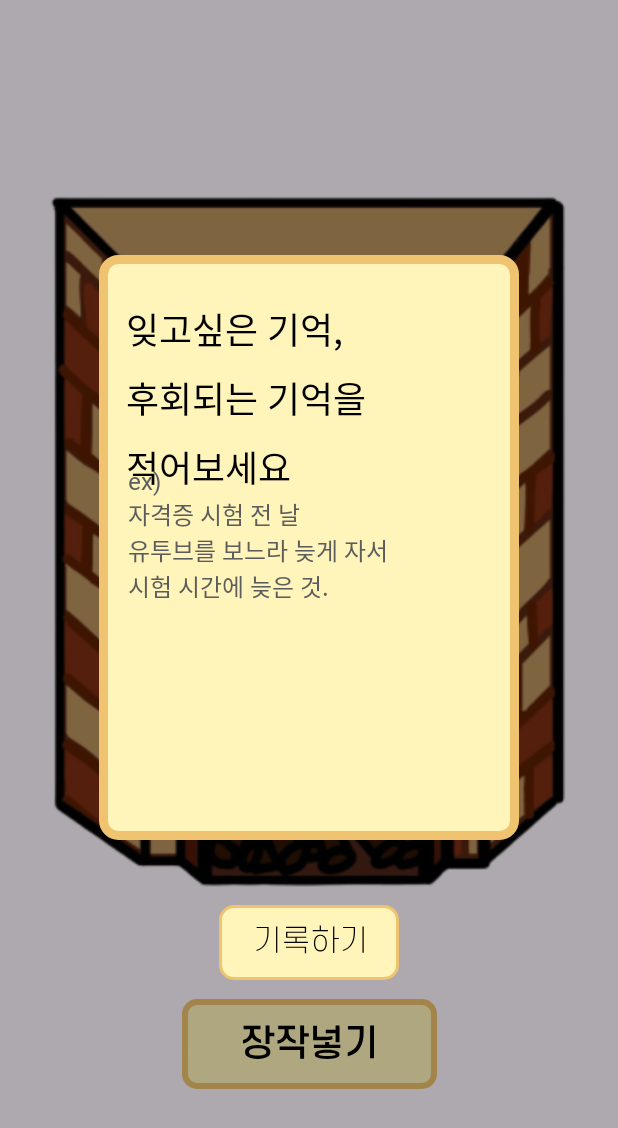
After one commit to donggukthonN/donggukthon_2023_5_F, an Android app: the fragment FireplaceRecordDialogHintFragment placed in its activity, on a phone screen of 412 x 824 dp. The commit adds this screen. Shown: the top 1128 px of the screen. Run offline under Robolectric (Android 15) with nearby library versions, the phone set to English and light mode, and no system bars; our stand-ins replace data binding.

Commit message:
[feat] #7 장작 넣기 클릭 시 hint 기록 modal 띄우기

```diff
--- a/app/src/main/java/com/donggukthon/team5/presentation/fireplace/FireplaceRecordActivity.kt
+++ b/app/src/main/java/com/donggukthon/team5/presentation/fireplace/FireplaceRecordActivity.kt
@@ -4,16 +4,32 @@ import android.os.Bundle
 import androidx.activity.viewModels
 import com.donggukthon.team5.R
 import com.donggukthon.team5.databinding.ActivityFireplaceRecordBinding
+import com.donggukthon.team5.presentation.fireplace.record.FireplaceRecordDialogHintFragment
 import com.donggukthon.team5.presentation.tree.TreeViewModel
+import com.donggukthon.team5.presentation.tree.record.TreeRecordDialogHintFragment
 import com.donggukthon.team5.util.binding.BindingActivity
 
 class FireplaceRecordActivity: BindingActivity<ActivityFireplaceRecordBinding>(R.layout.activity_fireplace_record) {
 
     private val viewModel by viewModels<FireplaceRecordViewModel>()
+    private var recordDialog: FireplaceRecordDialogHintFragment = FireplaceRecordDialogHintFragment()
 
     override fun onCreate(savedInstanceState: Bundle?) {
         super.onCreate(savedInstanceState)
 
         binding.viewModel = viewModel
+        initSetRecordDialog()
+    }
+
+    private fun initSetRecordDialog() {
+        binding.btnFireplaceRecord.setOnClickListener {
+            recordDialog.show(supportFragmentManager, DIALOG_TAG)
+            viewModel.btnVisible.value = false
+        }
+    }
+
+
+    companion object {
+        const val DIALOG_TAG = "DIALOG_TAG"
     }
 }
--- a/app/src/main/java/com/donggukthon/team5/presentation/fireplace/FireplaceRecordViewModel.kt
+++ b/app/src/main/java/com/donggukthon/team5/presentation/fireplace/FireplaceRecordViewModel.kt
@@ -1,6 +1,9 @@
 package com.donggukthon.team5.presentation.fireplace
 
+import androidx.lifecycle.MutableLiveData
 import androidx.lifecycle.ViewModel
 
 class FireplaceRecordViewModel: ViewModel() {
+
+    val btnVisible: MutableLiveData<Boolean> = MutableLiveData(true)
 }
--- /dev/null
+++ b/app/src/main/java/com/donggukthon/team5/presentation/fireplace/record/FireplaceRecordDialogHintFragment.kt
@@ -0,0 +1,8 @@
+package com.donggukthon.team5.presentation.fireplace.record
+
+import com.donggukthon.team5.R
+import com.donggukthon.team5.databinding.FragmentFireplaceRecordDialogHintBinding
+import com.donggukthon.team5.util.binding.BindingDialogFragment
+
+class FireplaceRecordDialogHintFragment: BindingDialogFragment<FragmentFireplaceRecordDialogHintBinding>(R.layout.fragment_fireplace_record_dialog_hint) {
+}
--- /dev/null
+++ b/app/src/main/res/drawable/img_fireplace_record.xml
@@ -0,0 +1,14 @@
+<vector xmlns:android="http://schemas.android.com/apk/res/android"
+    android:width="120dp"
+    android:height="50dp"
+    android:viewportWidth="120"
+    android:viewportHeight="50">
+  <path
+      android:pathData="M10,1L110,1A9,9 0,0 1,119 10L119,40A9,9 0,0 1,110 49L10,49A9,9 0,0 1,1 40L1,10A9,9 0,0 1,10 1z"
+      android:strokeWidth="2"
+      android:fillColor="#FFF4BA"
+      android:strokeColor="#EFC36F"/>
+  <path
+      android:pathData="M32.22,18.26V15.4H25.1V14.64H33.06V18.2C33.06,24.84 30.34,29.24 24.96,30.72V29.92C29.7,28.5 32.22,24.44 32.22,18.26ZM38.04,31.9V14.3H38.88V31.9H38.04ZM45.56,18.54V21.1H58.18V21.82H51.78V24.54H59.32V25.26H43.46V24.54H50.96V21.82H44.72V17.84H57.22V15.26H44.72V14.54H58.06V18.54H45.56ZM57.22,32.2V28.52H44.6V27.78H58.06V32.2H57.22ZM62.48,17.44V16.7H67.14V13.74H67.96V16.7H72.64V17.44H62.48ZM64.12,25.36C64.12,27.38 64.62,28.72 65.5,29.48C66.06,29.94 66.76,30.2 67.58,30.2C68.4,30.2 69.1,29.94 69.66,29.48C70.54,28.72 71.04,27.38 71.04,25.36C71.04,23.36 70.54,22 69.66,21.26C69.1,20.78 68.4,20.52 67.58,20.52C66.76,20.52 66.06,20.78 65.5,21.26C64.62,22 64.12,23.36 64.12,25.36ZM63.28,25.36C63.28,23.06 63.94,21.52 65.02,20.64C65.72,20.08 66.6,19.8 67.58,19.8C68.56,19.8 69.44,20.08 70.16,20.64C71.22,21.52 71.88,23.06 71.88,25.36C71.88,27.68 71.22,29.22 70.16,30.1C69.44,30.66 68.56,30.94 67.58,30.94C66.6,30.94 65.72,30.66 65.02,30.1C63.94,29.22 63.28,27.68 63.28,25.36ZM76.88,14.3V22H79.88V22.74H76.88V31.92H76.04V14.3H76.88ZM89.82,18.26V15.4H82.7V14.64H90.66V18.2C90.66,24.84 87.94,29.24 82.56,30.72V29.92C87.3,28.5 89.82,24.44 89.82,18.26ZM95.64,31.9V14.3H96.48V31.9H95.64Z"
+      android:fillColor="#000000"/>
+</vector>
--- /dev/null
+++ b/app/src/main/res/drawable/shape_border_radius10_fireplace_modal.xml
@@ -0,0 +1,8 @@
+<?xml version="1.0" encoding="utf-8"?>
+<shape xmlns:android="http://schemas.android.com/apk/res/android"
+    android:shape="rectangle">
+
+    <solid android:color="@color/yellow"/>
+    <stroke android:color="@color/yellow_200" android:width="6dp" />
+    <corners android:radius="10dp"/>
+</shape>
--- a/app/src/main/res/layout/activity_fireplace_record.xml
+++ b/app/src/main/res/layout/activity_fireplace_record.xml
@@ -33,6 +33,7 @@
             android:layout_marginHorizontal="95dp"
             android:src="@drawable/img_fireplace_btn"
             android:background="@android:color/transparent"
+            android:visibility="@{viewModel.btnVisible ? View.VISIBLE : View.INVISIBLE}"
             app:layout_constraintTop_toBottomOf="@id/iv_fireplace_fireplace"
             app:layout_constraintStart_toStartOf="parent"
             app:layout_constraintEnd_toEndOf="parent"/>
--- /dev/null
+++ b/app/src/main/res/layout/fragment_fireplace_record_dialog_hint.xml
@@ -0,0 +1,65 @@
+<?xml version="1.0" encoding="utf-8"?>
+<layout xmlns:android="http://schemas.android.com/apk/res/android"
+    xmlns:app="http://schemas.android.com/apk/res-auto">
+
+    <data>
+        <import type="android.view.View"/>
+        <variable
+            name="viewModel"
+            type="com.donggukthon.team5.presentation.fireplace.FireplaceRecordViewModel" />
+    </data>
+
+    <androidx.constraintlayout.widget.ConstraintLayout
+        android:layout_width="wrap_content"
+        android:layout_height="wrap_content">
+
+        <ImageView
+            android:id="@+id/iv_fireplace_record_hint_content"
+            android:layout_width="280dp"
+            android:layout_height="390dp"
+            android:src="@drawable/shape_border_radius10_fireplace_modal"
+            app:layout_constraintTop_toTopOf="parent"
+            app:layout_constraintStart_toStartOf="parent"
+            app:layout_constraintEnd_toEndOf="parent"/>
+
+        <TextView
+            android:layout_width="0dp"
+            android:layout_height="wrap_content"
+            android:includeFontPadding="false"
+            android:layout_marginTop="31dp"
+            android:layout_marginHorizontal="18dp"
+            android:textAppearance="@style/TextAppearance.Guide"
+            android:text="@string/fireplace_record_content"
+            android:lineSpacingExtra="10dp"
+            android:gravity="start"
+            app:layout_constraintTop_toTopOf="@id/iv_fireplace_record_hint_content"
+            app:layout_constraintStart_toStartOf="@id/iv_fireplace_record_hint_content"
+            app:layout_constraintEnd_toEndOf="@id/iv_fireplace_record_hint_content"/>
+
+        <TextView
+            android:layout_width="0dp"
+            android:layout_height="wrap_content"
+            android:includeFontPadding="false"
+            android:layout_marginTop="142dp"
+            android:layout_marginStart="19dp"
+            android:layout_marginEnd="24dp"
+            android:text="@string/fireplace_record_content_hint"
+            android:textAppearance="@style/TextAppearance.Body"
+            android:textColor="#5C5C5C"
+            app:layout_constraintTop_toTopOf="@id/iv_fireplace_record_hint_content"
+            app:layout_constraintStart_toStartOf="@id/iv_fireplace_record_hint_content"
+            app:layout_constraintEnd_toEndOf="@id/iv_fireplace_record_hint_content"/>
+
+        <ImageButton
+            android:id="@+id/btn_fireplace_record"
+            android:layout_width="wrap_content"
+            android:layout_height="wrap_content"
+            android:layout_marginTop="43dp"
+            android:src="@drawable/img_fireplace_record"
+            android:padding="0dp"
+            app:layout_constraintTop_toBottomOf="@id/iv_fireplace_record_hint_content"
+            app:layout_constraintStart_toStartOf="@id/iv_fireplace_record_hint_content"
+            app:layout_constraintEnd_toEndOf="@id/iv_fireplace_record_hint_content"/>
+
+    </androidx.constraintlayout.widget.ConstraintLayout>
+</layout>
--- a/app/src/main/res/values/strings.xml
+++ b/app/src/main/res/values/strings.xml
@@ -4,4 +4,6 @@
     <string name="dialog_tree_hint_content">즐거웠던 기억,\n간직하고 싶은 기억을\n적어보세요</string>
     <string name="dialog_tree_hint_content_small">ex)\n자고 일어났더니\n부모님이 머리맡에 선물을 두고\n출근하셨던 기억.</string>
     <string name="tree_record_hint">입력하세요(100자 내외)</string>
+    <string name="fireplace_record_content">잊고싶은 기억,\n후회되는 기억을\n적어보세요</string>
+    <string name="fireplace_record_content_hint">ex)\n자격증 시험 전 날\n유투브를 보느라 늦게 자서\n시험 시간에 늦은 것.</string>
 </resources>
```
